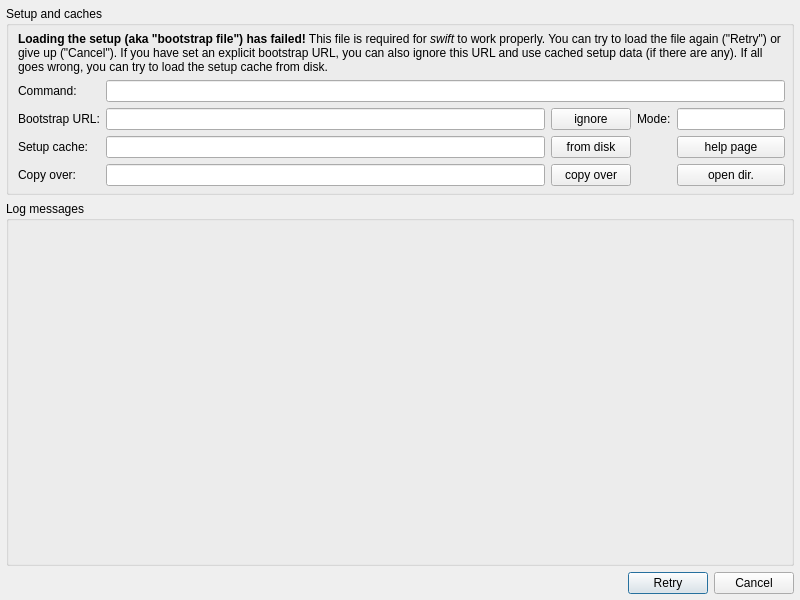
Old version of the form src/blackgui/components/setuploadingdialog.ui in the repository swift-project/pilotclient.
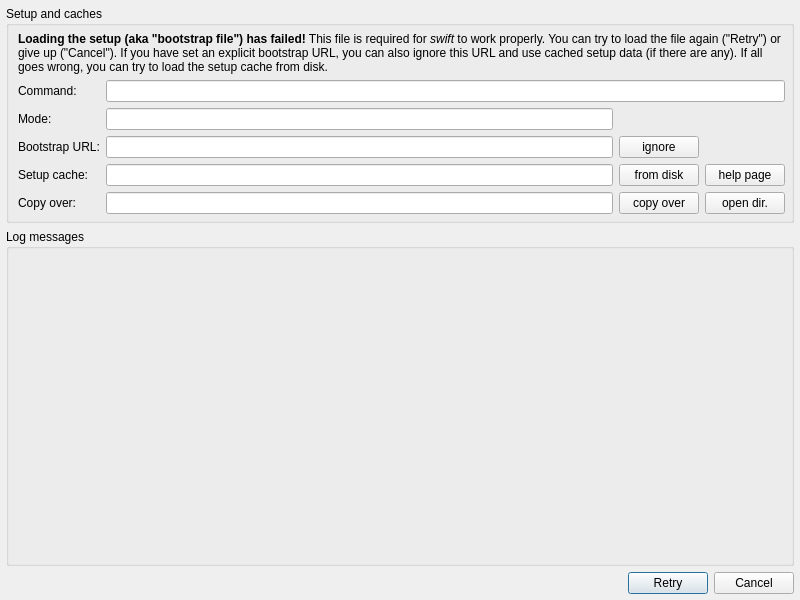
New version of the form. Custom widgets are drawn as their Qt base class.

Commit message: UI tab order

What changed in the file:
```diff
--- a/src/blackgui/components/setuploadingdialog.ui
+++ b/src/blackgui/components/setuploadingdialog.ui
@@ -40,7 +40,7 @@
      <property name="title">
       <string>Setup and caches</string>
      </property>
-     <layout class="QGridLayout" name="gl_Details" columnstretch="0,3,0,0,0">
+     <layout class="QGridLayout" name="gl_Details" columnstretch="0,0,0,0">
       <property name="topMargin">
        <number>6</number>
       </property>
@@ -50,7 +50,24 @@
       <property name="bottomMargin">
        <number>6</number>
       </property>
-      <item row="3" column="1">
+      <item row="2" column="1">
+       <widget class="QLineEdit" name="le_BootstrapMode">
+        <property name="whatsThis">
+         <string>&lt;html&gt;&lt;head/&gt;&lt;body&gt;&lt;p&gt;The mode: 'implicit' means no URL is provided and the value is obtained from an existing setup. 'explicit' means an URL is provided via command line arguments.&lt;/p&gt;&lt;/body&gt;&lt;/html&gt;</string>
+        </property>
+        <property name="readOnly">
+         <bool>true</bool>
+        </property>
+       </widget>
+      </item>
+      <item row="2" column="0">
+       <widget class="QLabel" name="lbl_BootstrapMode">
+        <property name="text">
+         <string>Mode:</string>
+        </property>
+       </widget>
+      </item>
+      <item row="4" column="1">
        <widget class="QLineEdit" name="le_SetupCache">
         <property name="whatsThis">
          <string>Timestamp of the setup cache.</string>
@@ -67,14 +84,7 @@
         </property>
        </widget>
       </item>
-      <item row="2" column="3">
-       <widget class="QLabel" name="lbl_BootstrapMode">
-        <property name="text">
-         <string>Mode:</string>
-        </property>
-       </widget>
-      </item>
-      <item row="2" column="0">
+      <item row="3" column="0">
        <widget class="QLabel" name="lbl_BootstrapUrl">
         <property name="toolTip">
          <string>Where the bootstrap file is located</string>
@@ -84,17 +94,7 @@
         </property>
        </widget>
       </item>
-      <item row="2" column="4">
-       <widget class="QLineEdit" name="le_BootstrapMode">
-        <property name="whatsThis">
-         <string>&lt;html&gt;&lt;head/&gt;&lt;body&gt;&lt;p&gt;The mode: 'implicit' means no URL is provided and the value is obtained from an existing setup. 'explicit' means an URL is provided via command line arguments.&lt;/p&gt;&lt;/body&gt;&lt;/html&gt;</string>
-        </property>
-        <property name="readOnly">
-         <bool>true</bool>
-        </property>
-       </widget>
-      </item>
-      <item row="2" column="1">
+      <item row="3" column="1">
        <widget class="QLineEdit" name="le_BootstrapUrl">
         <property name="whatsThis">
          <string>&lt;html&gt;&lt;head/&gt;&lt;body&gt;&lt;p&gt;The bootstrap URL provided by command line options. This is where the setup data are loaded from.&lt;/p&gt;&lt;/body&gt;&lt;/html&gt;</string>
@@ -104,7 +104,7 @@
         </property>
        </widget>
       </item>
-      <item row="1" column="1" colspan="4">
+      <item row="1" column="1" colspan="3">
        <widget class="QLineEdit" name="le_CmdLine">
         <property name="whatsThis">
          <string>The command line.</string>
@@ -114,34 +114,21 @@
         </property>
        </widget>
       </item>
-      <item row="0" column="0" colspan="5">
-       <widget class="QLabel" name="lbl_Info">
-        <property name="text">
-         <string>&lt;html&gt;&lt;head/&gt;&lt;body&gt;&lt;p&gt;&lt;span style=&quot; font-size:9pt; font-weight:600;&quot;&gt;Loading the setup (aka &amp;quot;bootstrap file&amp;quot;) has failed!&lt;/span&gt;&lt;span style=&quot; font-size:9pt;&quot;&gt; This file is required for &lt;/span&gt;&lt;span style=&quot; font-size:9pt; font-style:italic;&quot;&gt;swift&lt;/span&gt;&lt;span style=&quot; font-size:9pt;&quot;&gt; to work properly. You can try to load the file again (&amp;quot;Retry&amp;quot;) or give up (&amp;quot;Cancel&amp;quot;). If you have set an explicit bootstrap URL, you can also ignore this URL and use cached setup data (if there are any). If all goes wrong, you can try to load the setup cache from disk.&lt;/span&gt;&lt;/p&gt;&lt;/body&gt;&lt;/html&gt;</string>
-        </property>
-        <property name="textFormat">
-         <enum>Qt::RichText</enum>
-        </property>
-        <property name="wordWrap">
-         <bool>true</bool>
-        </property>
-       </widget>
-      </item>
       <item row="4" column="0">
-       <widget class="QLabel" name="lbl_CopyOver">
-        <property name="text">
-         <string>Copy over:</string>
-        </property>
-       </widget>
-      </item>
-      <item row="3" column="0">
        <widget class="QLabel" name="lbl_SetupCache">
         <property name="text">
          <string>Setup cache:</string>
         </property>
        </widget>
       </item>
-      <item row="3" column="2">
+      <item row="5" column="0">
+       <widget class="QLabel" name="lbl_CopyOver">
+        <property name="text">
+         <string>Copy over:</string>
+        </property>
+       </widget>
+      </item>
+      <item row="4" column="2">
        <widget class="QPushButton" name="pb_LoadFromDisk">
         <property name="whatsThis">
          <string>load the cache data from disk, i.e. from the file which came with the installer</string>
@@ -151,7 +138,20 @@
         </property>
        </widget>
       </item>
-      <item row="2" column="2">
+      <item row="0" column="0" colspan="4">
+       <widget class="QLabel" name="lbl_Info">
+        <property name="text">
+         <string>&lt;html&gt;&lt;head/&gt;&lt;body&gt;&lt;p&gt;&lt;span style=&quot; font-size:9pt; font-weight:600;&quot;&gt;Loading the setup (aka &amp;quot;bootstrap file&amp;quot;) has failed!&lt;/span&gt;&lt;span style=&quot; font-size:9pt;&quot;&gt; This file is required for &lt;/span&gt;&lt;span style=&quot; font-size:9pt; font-style:italic;&quot;&gt;swift&lt;/span&gt;&lt;span style=&quot; font-size:9pt;&quot;&gt; to work properly. You can try to load the file again (&amp;quot;Retry&amp;quot;) or give up (&amp;quot;Cancel&amp;quot;). If you have set an explicit bootstrap URL, you can also ignore this URL and use cached setup data (if there are any). If all goes wrong, you can try to load the setup cache from disk.&lt;/span&gt;&lt;/p&gt;&lt;/body&gt;&lt;/html&gt;</string>
+        </property>
+        <property name="textFormat">
+         <enum>Qt::RichText</enum>
+        </property>
+        <property name="wordWrap">
+         <bool>true</bool>
+        </property>
+       </widget>
+      </item>
+      <item row="3" column="2">
        <widget class="QPushButton" name="pb_IgnoreExplicitBootstrapUrl">
         <property name="whatsThis">
          <string>ignore the bootstrap URL and try to read from cache</string>
@@ -161,40 +161,40 @@
         </property>
        </widget>
       </item>
-      <item row="4" column="2">
-       <widget class="QPushButton" name="pb_CopyFromSwift">
-        <property name="whatsThis">
-         <string>copy cache data from another swift version</string>
-        </property>
-        <property name="text">
-         <string>copy over</string>
-        </property>
-       </widget>
-      </item>
-      <item row="4" column="1">
-       <widget class="QLineEdit" name="le_OtherSwiftVersions">
-        <property name="whatsThis">
-         <string>Info about other swift versions installed</string>
-        </property>
-        <property name="readOnly">
-         <bool>true</bool>
-        </property>
-       </widget>
-      </item>
-      <item row="4" column="4">
+      <item row="5" column="3">
        <widget class="QPushButton" name="pb_OpemDirectory">
         <property name="text">
          <string>open dir.</string>
         </property>
        </widget>
       </item>
-      <item row="3" column="4">
+      <item row="4" column="3">
        <widget class="QPushButton" name="pb_Help">
         <property name="text">
          <string>help page</string>
         </property>
        </widget>
       </item>
+      <item row="5" column="1">
+       <widget class="QLineEdit" name="le_OtherSwiftVersions">
+        <property name="whatsThis">
+         <string>Info about other swift versions installed</string>
+        </property>
+        <property name="readOnly">
+         <bool>true</bool>
+        </property>
+       </widget>
+      </item>
+      <item row="5" column="2">
+       <widget class="QPushButton" name="pb_CopyFromSwift">
+        <property name="whatsThis">
+         <string>copy cache data from another swift version</string>
+        </property>
+        <property name="text">
+         <string>copy over</string>
+        </property>
+       </widget>
+      </item>
      </layout>
     </widget>
    </item>
```
Left out of the diff: 12 changed lines with no effect on the pictures.
